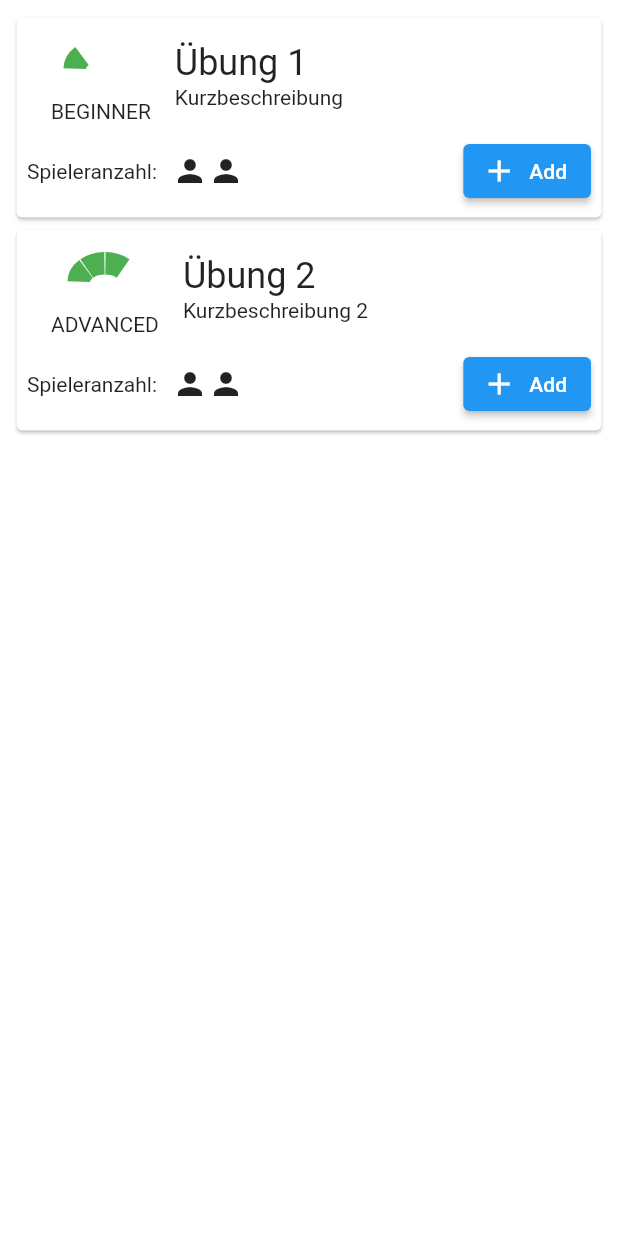
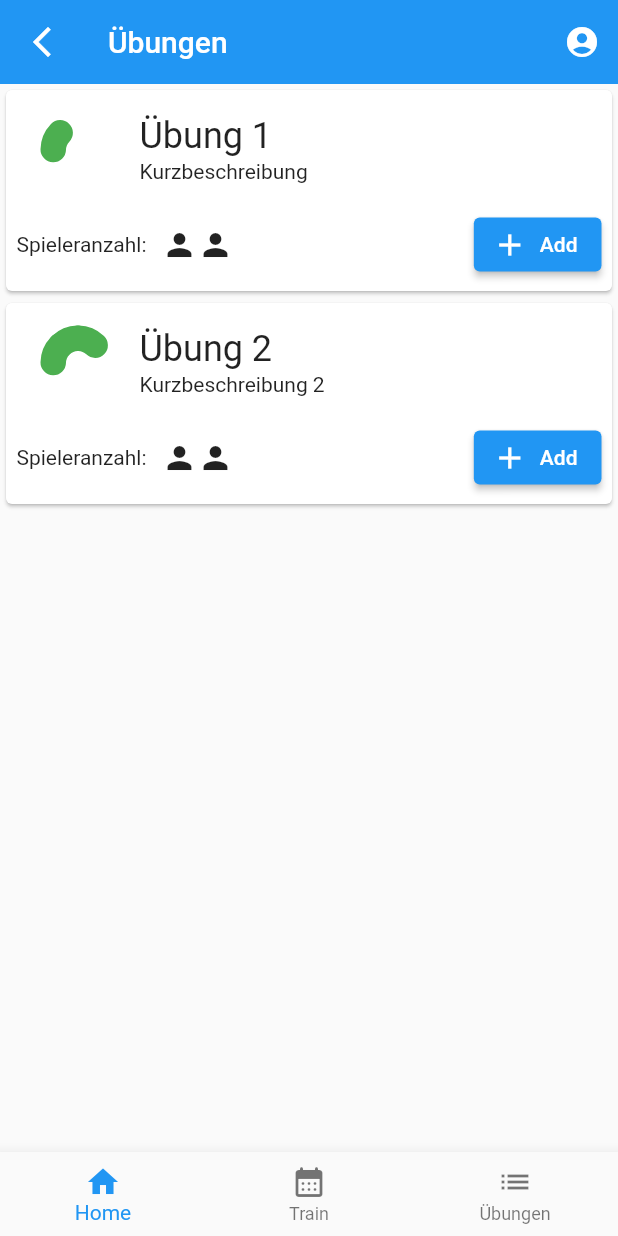
Before and after one commit to adiettrich/roundnetTrain, a Flutter app: the LoginScreen screen opened directly, after a tap on "Log In", on a phone screen of 412 x 824 dp. Run offline on Flutter 3.47's test engine with Material 2 defaults, Android fonts, the phone set to English and light mode, and no system bars; drawn by our look-alikes of step_progress_indicator; our stand-ins replace firebase_auth, firebase_core, flutter_bloc, flutter_modular; accounts and stored records are empty; network calls fail.

Commit message:
did stuff

```diff
--- a/app/lib/Home/homepage.dart
+++ b/app/lib/Home/homepage.dart
@@ -1,4 +1,4 @@
-import 'package:app/home/homescreen.dart';
+import 'package:app/home/home_menu.dart';
 import 'package:app/home/navigation_bar.dart';
 import 'package:flutter/material.dart';
 
@@ -9,7 +9,7 @@ class MyHomePage extends StatelessWidget {
   Widget build(BuildContext context) {
     return Scaffold(
       appBar: AppBar(title: const Text("Roundnet Train")),
-      body: const MyHomeScreen(),
+      body: const HomeMenu(),
       backgroundColor: Colors.blueGrey,
       bottomNavigationBar: const MyNavigationBar(),
     );
--- /dev/null
+++ b/app/lib/feature/exercise_archive/bloc/exercise_card_cubit.dart
@@ -0,0 +1,7 @@
+import 'package:flutter_bloc/flutter_bloc.dart';
+
+class ExerciseCardCubit extends Cubit<bool> {
+  ExerciseCardCubit() : super(false);
+
+  void toggle() => emit(!state);
+}
--- a/app/lib/feature/exercise_archive/view/exercise_archive_view.dart
+++ b/app/lib/feature/exercise_archive/view/exercise_archive_view.dart
@@ -1,21 +1,62 @@
 import 'package:app/feature/exercise_archive/model/exercise.dart';
+import 'package:app/feature/exercise_archive/model/skill_level.dart';
+import 'package:app/home/navigation_bar.dart';
 import 'package:flutter/material.dart';
+import 'package:flutter_modular/flutter_modular.dart';
 
 import '../widget/exercise_card.dart';
 
 class ExerciseView extends StatelessWidget {
-  final List<Exercise> exercises;
+  final List<Exercise> exercises = [
+    Exercise(
+        longDescription: "Dies ist die lange Beschreibung",
+        name: "Übung 1",
+        duration: 10,
+        description: "Kurzbeschreibung",
+        skillLevel: SkillLevel.beginner,
+        tags: ["defense", "block"],
+        videoUrl: "https://dawdwad.com",
+        playerCount: 2),
+    Exercise(
+        longDescription: "Dies ist die lange Beschreibung 2",
+        name: "Übung 2",
+        duration: 15,
+        description: "Kurzbeschreibung 2",
+        skillLevel: SkillLevel.advanced,
+        tags: ["hitting"],
+        videoUrl: "https://dawdwad.com",
+        playerCount: 2)
+  ];
 
-  const ExerciseView({super.key, required this.exercises});
+  ExerciseView({super.key});
 
   @override
   Widget build(BuildContext context) {
-    return Padding(
-        padding: const EdgeInsets.all(7.0),
-        child: Column(
-          children: exercises
-              .map((exercise) => ExerciseCard(exercise: exercise))
-              .toList(),
-        ));
+    return Scaffold(
+      body: CustomScrollView(
+        slivers: [
+          SliverAppBar(
+            floating: true,
+            title: const Text("Übungen"),
+            leading: IconButton(
+              icon: const Icon(Icons.arrow_back_ios_new),
+              onPressed: () => Modular.to.navigate("/"),
+            ),
+            actions: [
+              IconButton(
+                icon: const Icon(Icons.account_circle_sharp),
+                onPressed: () {},
+              ),
+            ],
+          ),
+          SliverList.builder(
+              itemCount: exercises.length,
+              itemBuilder: (context, index) {
+                return ExerciseCard(exercise: exercises[index]);
+              }),
+        ],
+      ),
+      bottomNavigationBar: const MyNavigationBar(),
+    );
   }
 }
--- a/app/lib/feature/exercise_archive/widget/exercise_card.dart
+++ b/app/lib/feature/exercise_archive/widget/exercise_card.dart
@@ -1,22 +1,34 @@
 import 'dart:math';
 
+import 'package:app/feature/exercise_archive/bloc/exercise_card_cubit.dart';
 import 'package:app/feature/exercise_archive/model/exercise.dart';
 import 'package:app/feature/exercise_archive/model/skill_level.dart';
 import 'package:flutter/material.dart';
+import 'package:flutter_bloc/flutter_bloc.dart';
+import 'package:flutter_modular/flutter_modular.dart';
 import 'package:step_progress_indicator/step_progress_indicator.dart';
 
 class ExerciseCard extends StatelessWidget {
   final Exercise exercise;
 
-  const ExerciseCard({super.key, required this.exercise});
+  const ExerciseCard({
+    super.key,
+    required this.exercise,
+  });
 
   @override
   Widget build(BuildContext context) {
     return SizedBox(
         width: double.infinity,
-      child: GestureDetector(
-        onTap: () {},
-        child: Card(
+        child: BlocBuilder<ExerciseCardCubit, bool?>(
+          bloc: Modular.get<ExerciseCardCubit>(),
+          builder: ((context, state) {
+            return GestureDetector(
+              onTap: () {
+                Modular.get<ExerciseCardCubit>().toggle();
+              },
+              child: state != true
+                  ? Card(
                       child: Padding(
                         padding: const EdgeInsets.all(7.0),
                         child: Column(
@@ -25,26 +37,30 @@ class ExerciseCard extends StatelessWidget {
                               leading: Column(
                                 children: [
                                   CircularStepProgressIndicator(
+                                    roundedCap: (_, __) => true,
                                     totalSteps: SkillLevel.values.length,
                                     currentStep: exercise.skillLevel.index + 1,
-                          stepSize: 15,
+                                    stepSize: 17,
                                     selectedColor: Colors.green,
-                          unselectedColor: const Color.fromARGB(0, 244, 67, 54),
+                                    unselectedColor:
+                                        const Color.fromARGB(0, 244, 67, 54),
                                     padding: pi / 80,
                                     width: 50,
-                          height: 40,
+                                    height: 50,
                                     startingAngle: pi / 2,
                                     arcSize: pi,
                                     gradientColor: const LinearGradient(
                                         colors: [Colors.green, Colors.red]),
                                   ),
-                        Text(exercise.skillLevel.name.toUpperCase()),
                                 ],
                               ),
                               title: Text(exercise.name,
-                        style: Theme.of(context).textTheme.headlineSmall),
+                                  style: Theme.of(context)
+                                      .textTheme
+                                      .headlineSmall),
                               subtitle: Text(exercise.description,
-                        style: Theme.of(context).textTheme.bodyMedium),
+                                  style:
+                                      Theme.of(context).textTheme.bodyMedium),
                             ),
                             Row(
                               mainAxisAlignment: MainAxisAlignment.spaceBetween,
@@ -65,10 +81,15 @@ class ExerciseCard extends StatelessWidget {
                               ],
                             ),
                           ],
-              )),
                         ),
                       ),
+                    )
+                  :
+                  //TODO: should be extended card
+                  const Placeholder(),
             );
+          }),
+        ));
   }
 
   List<Widget> buildPlayerCount() {
--- a/app/lib/feature/exercise_archive/widget/exercise_filter.dart
+++ b/app/lib/feature/exercise_archive/widget/exercise_filter.dart
@@ -1,6 +1,4 @@
 import 'package:flutter/material.dart';
-import 'package:flutter/src/widgets/container.dart';
-import 'package:flutter/src/widgets/framework.dart';
 
 class ExerciseFilter extends StatelessWidget {
   const ExerciseFilter({super.key});
--- a/app/lib/feature/login/login_screen.dart
+++ b/app/lib/feature/login/login_screen.dart
@@ -1,4 +1,5 @@
 import 'package:app/feature/exercise_archive/view/exercise_archive_view.dart';
+import 'package:firebase_auth/firebase_auth.dart';
 import 'package:flutter/material.dart';
 import '../exercise_archive/model/exercise.dart';
 import '../exercise_archive/model/skill_level.dart';
@@ -12,6 +13,16 @@ class LoginScreen extends StatefulWidget {
 }
 
 class _LoginScreenState extends State<LoginScreen> {
+  final emailTextController = TextEditingController();
+  final passwordTextController = TextEditingController();
+
+  @override
+  void dispose() {
+    emailTextController.dispose();
+    passwordTextController.dispose();
+    super.dispose();
+  }
+
   @override
   Widget build(BuildContext context) {
     return SafeArea(
@@ -43,7 +54,7 @@ class _LoginScreenState extends State<LoginScreen> {
                       crossAxisAlignment: CrossAxisAlignment.start,
                       children: [
                         const Text(
-                          'Benutzername',
+                          'Email',
                           style: TextStyle(
                             color: Colors.black,
                             fontSize: 20,
@@ -56,15 +67,16 @@ class _LoginScreenState extends State<LoginScreen> {
                             borderRadius: BorderRadius.circular(12),
                             color: Colors.black,
                           ),
-                          child: const TextField(
-                            style: TextStyle(color: Colors.white),
-                            decoration: InputDecoration(
+                          child: TextField(
+                            controller: emailTextController,
+                            style: const TextStyle(color: Colors.white),
+                            decoration: const InputDecoration(
                               border: InputBorder.none,
                               prefixIcon: Icon(
-                                Icons.account_circle,
+                                Icons.email,
                                 color: Colors.white,
                               ),
-                              hintText: 'Benutzername',
+                              hintText: 'Email',
                               hintStyle: TextStyle(color: Colors.white),
                             ),
                           ),
@@ -84,9 +96,10 @@ class _LoginScreenState extends State<LoginScreen> {
                             borderRadius: BorderRadius.circular(12),
                             color: Colors.black,
                           ),
-                          child: const TextField(
-                            style: TextStyle(color: Colors.white),
-                            decoration: InputDecoration(
+                          child: TextField(
+                            controller: passwordTextController,
+                            style: const TextStyle(color: Colors.white),
+                            decoration: const InputDecoration(
                               border: InputBorder.none,
                               prefixIcon: Icon(
                                 Icons.lock,
@@ -100,34 +113,20 @@ class _LoginScreenState extends State<LoginScreen> {
                         const SizedBox(height: 35),
                         GestureDetector(
                           onTap: () {
+                            print(emailTextController.text);
+                            print(passwordTextController.text);
+                            try {
+                              FirebaseAuth.instance.signInWithEmailAndPassword(
+                                  email: emailTextController.text,
+                                  password: passwordTextController.text);
+                            } on FirebaseAuthException catch (e) {
+                              print(e);
+                              _showMyDialog(context);
+                            }
                             Navigator.push(
                                 context,
                                 MaterialPageRoute(
-                                    builder: (context) => ExerciseView(
-                                          exercises: [
-                                            Exercise(
-                                                longDescription:
-                                                    "Dies ist die lange Beschreibung",
-                                                name: "Übung 1",
-                                                duration: 10,
-                                                description: "Kurzbeschreibung",
-                                                skillLevel: SkillLevel.beginner,
-                                                tags: ["defense", "block"],
-                                                videoUrl: "https://dawdwad.com",
-                                                playerCount: 2),
-                                            Exercise(
-                                                longDescription:
-                                                    "Dies ist die lange Beschreibung 2",
-                                                name: "Übung 2",
-                                                duration: 15,
-                                                description:
-                                                    "Kurzbeschreibung 2",
-                                                skillLevel: SkillLevel.advanced,
-                                                tags: ["hitting"],
-                                                videoUrl: "https://dawdwad.com",
-                                                playerCount: 2)
-                                          ],
-                                        )));
+                                    builder: (context) => ExerciseView()));
                           },
                           child: Container(
                             decoration: BoxDecoration(
@@ -169,7 +168,8 @@ class _LoginScreenState extends State<LoginScreen> {
                                 Navigator.push(
                                     context,
                                     MaterialPageRoute(
-                                        builder: (context) => SecondScreen()));
+                                        builder: (context) =>
+                                            const SecondScreen()));
                               },
                               child: Container(
                                 width: 60,
@@ -188,7 +188,8 @@ class _LoginScreenState extends State<LoginScreen> {
                                 Navigator.push(
                                     context,
                                     MaterialPageRoute(
-                                        builder: (context) => SecondScreen()));
+                                        builder: (context) =>
+                                            const SecondScreen()));
                               },
                               child: Container(
                                 width: 60,
@@ -214,4 +215,32 @@ class _LoginScreenState extends State<LoginScreen> {
       ),
     );
   }
+
+  Future<void> _showMyDialog(context) async {
+    return showDialog<void>(
+      context: context,
+      barrierDismissible: false,
+      builder: (BuildContext context) {
+        return AlertDialog(
+          title: const Text('Login Error'),
+          content: const SingleChildScrollView(
+            child: ListBody(
+              children: <Widget>[
+                Text('Login fehlgeschlagen'),
+                Text('Bitte erneut versuchen.'),
+              ],
+            ),
+          ),
+          actions: <Widget>[
+            TextButton(
+              child: const Text('Approve'),
+              onPressed: () {
+                Navigator.of(context).pop();
+              },
+            ),
+          ],
+        );
+      },
+    );
+  }
 }
```
Also changed, not shown: app/lib/Home/home_menu.dart (added, +87 -0 lines), app/lib/Home/homescreen.dart (deleted, +0 -14 lines), app/lib/Home/navigation_bar.dart (+16 -8 lines), app/lib/app.dart (+3 -4 lines), app/lib/app_module.dart (+6 -2 lines). Lines whose indentation alone changed are shown as unchanged.
